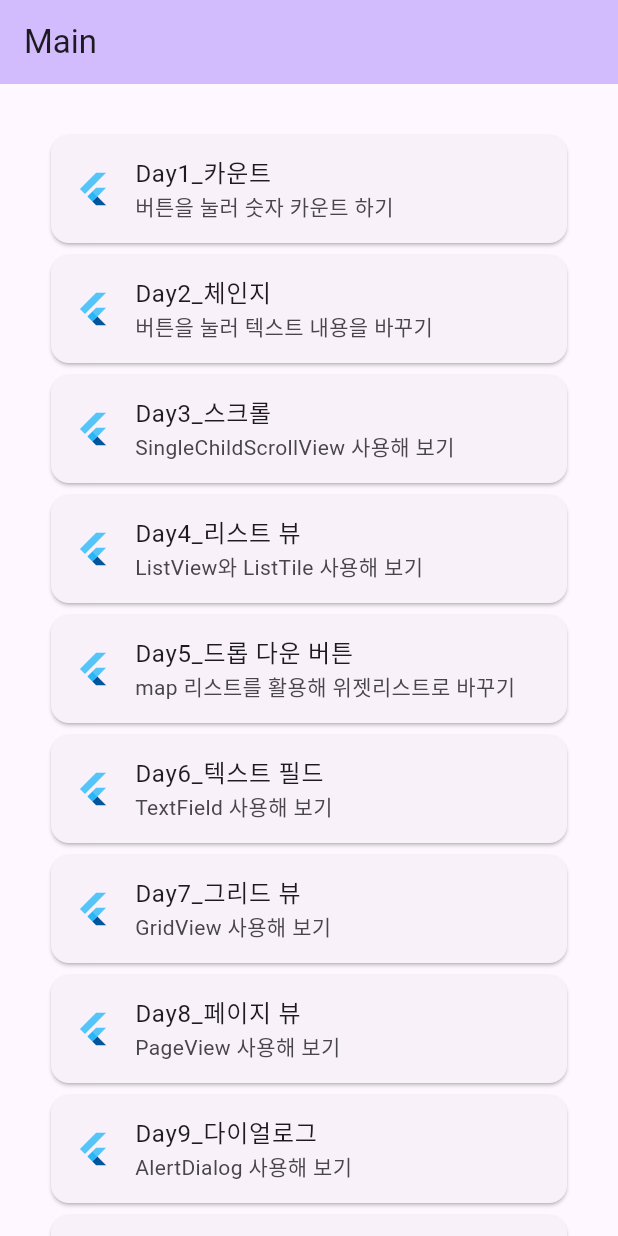
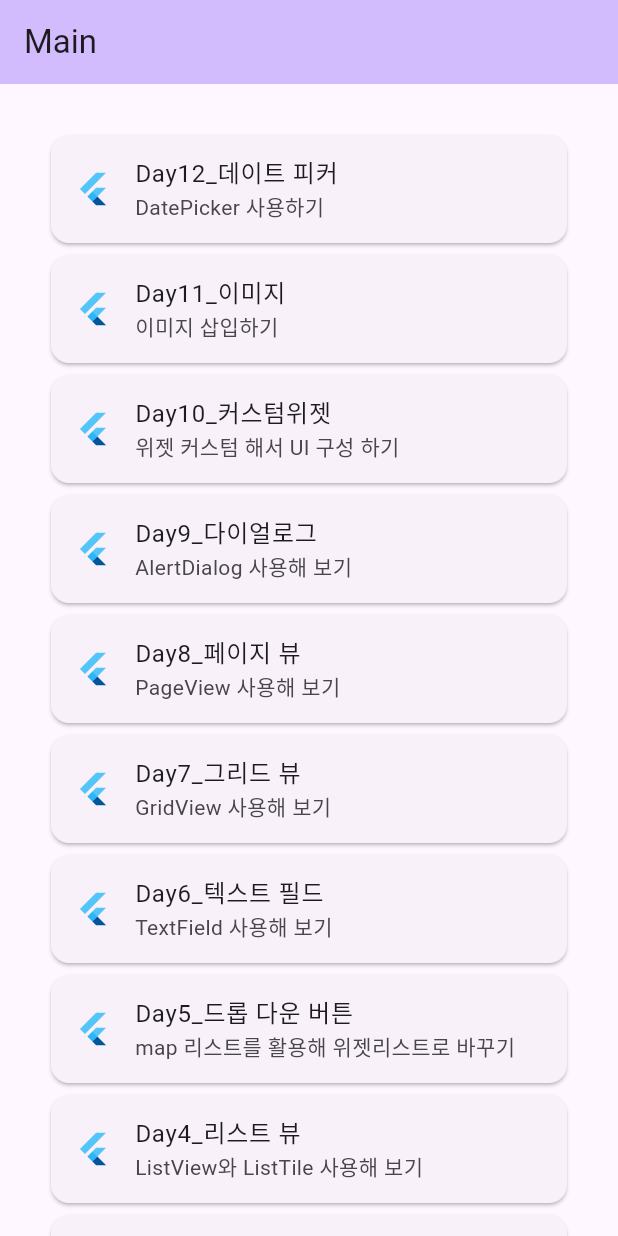
Before and after one commit to junselee42/flutter_study, a Flutter app: the screen it shows after launch, on a phone screen of 412 x 824 dp. Run offline on Flutter 3.47's test engine with Material 2 defaults, Android fonts, the phone set to English and light mode, and no system bars.

Commit message:
update: updated ex11 -데이트 웨젯으로 선택한 날짜 표시하기

```diff
--- a/lib/main.dart
+++ b/lib/main.dart
@@ -55,11 +55,110 @@ class _MyHomePageState extends State<MyHomePage> {
           Card(
             child: ListTile(
               leading: const FlutterLogo(),
-              title: const Text('Day1_카운트'),
-              subtitle: const Text('버튼을 눌러 숫자 카운트 하기'),
+              title: const Text('Day12_데이트 피커'),
+              subtitle: const Text('DatePicker 사용하기'),
               hoverColor: Colors.purple,
               onTap: () {
-                Navigator.of(context).pushNamed('/first');
+                Navigator.of(context).pushNamed('/twelfth');
+              },
+            ),
+          ),
+          Card(
+            child: ListTile(
+              leading: const FlutterLogo(),
+              title: const Text('Day11_이미지'),
+              subtitle: const Text('이미지 삽입하기'),
+              hoverColor: Colors.purple,
+              onTap: () {
+                Navigator.of(context).pushNamed('/eleventh');
+              },
+            ),
+          ),
+          Card(
+            child: ListTile(
+              leading: const FlutterLogo(),
+              title: const Text('Day10_커스텀위젯'),
+              subtitle: const Text('위젯 커스텀 해서 UI 구성 하기'),
+              hoverColor: Colors.purple,
+              onTap: () {
+                Navigator.of(context).pushNamed('/tenth');
+              },
+            ),
+          ),
+          Card(
+            child: ListTile(
+              leading: const FlutterLogo(),
+              title: const Text('Day9_다이얼로그'),
+              subtitle: const Text('AlertDialog 사용해 보기'),
+              hoverColor: Colors.purple,
+              onTap: () {
+                Navigator.of(context).pushNamed('/ninth');
+              },
+            ),
+          ),
+          Card(
+            child: ListTile(
+              leading: const FlutterLogo(),
+              title: const Text('Day8_페이지 뷰'),
+              subtitle: const Text('PageView 사용해 보기'),
+              hoverColor: Colors.purple,
+              onTap: () {
+                Navigator.of(context).pushNamed('/eighth');
+              },
+            ),
+          ),
+          Card(
+            child: ListTile(
+              leading: const FlutterLogo(),
+              title: const Text('Day7_그리드 뷰 '),
+              subtitle: const Text('GridView 사용해 보기'),
+              hoverColor: Colors.purple,
+              onTap: () {
+                Navigator.of(context).pushNamed('/seventh');
+              },
+            ),
+          ),
+          Card(
+            child: ListTile(
+              leading: const FlutterLogo(),
+              title: const Text('Day6_텍스트 필드'),
+              subtitle: const Text('TextField 사용해 보기'),
+              hoverColor: Colors.purple,
+              onTap: () {
+                Navigator.of(context).pushNamed('/sixth');
+              },
+            ),
+          ),
+          Card(
+            child: ListTile(
+              leading: const FlutterLogo(),
+              title: const Text('Day5_드롭 다운 버튼'),
+              subtitle: const Text('map 리스트를 활용해 위젯리스트로 바꾸기'),
+              hoverColor: Colors.purple,
+              onTap: () {
+                Navigator.of(context).pushNamed('/fifth');
+              },
+            ),
+          ),
+          Card(
+            child: ListTile(
+              leading: const FlutterLogo(),
+              title: const Text('Day4_리스트 뷰'),
+              subtitle: const Text('ListView와 ListTile 사용해 보기'),
+              hoverColor: Colors.purple,
+              onTap: () {
+                Navigator.of(context).pushNamed('/fourth');
+              },
+            ),
+          ),
+          Card(
+            child: ListTile(
+              leading: const FlutterLogo(),
+              title: const Text('Day3_스크롤'),
+              subtitle: const Text('SingleChildScrollView 사용해 보기'),
+              hoverColor: Colors.purple,
+              onTap: () {
+                Navigator.of(context).pushNamed('/third');
               },
             ),
           ),
@@ -77,102 +176,14 @@ class _MyHomePageState extends State<MyHomePage> {
           Card(
             child: ListTile(
               leading: const FlutterLogo(),
-              title: const Text('Day3_스크롤'),
-              subtitle: const Text('SingleChildScrollView 사용해 보기'),
+              title: const Text('Day1_카운트'),
+              subtitle: const Text('버튼을 눌러 숫자 카운트 하기'),
               hoverColor: Colors.purple,
               onTap: () {
-                Navigator.of(context).pushNamed('/third');
+                Navigator.of(context).pushNamed('/first');
               },
             ),
           ),
-          Card(
-            child: ListTile(
-              leading: const FlutterLogo(),
-              title: const Text('Day4_리스트 뷰'),
-              subtitle: const Text('ListView와 ListTile 사용해 보기'),
-              hoverColor: Colors.purple,
-              onTap: () {
-                Navigator.of(context).pushNamed('/fourth');
-              },
-            ),
-          ),
-          Card(
-            child: ListTile(
-              leading: const FlutterLogo(),
-              title: const Text('Day5_드롭 다운 버튼'),
-              subtitle: const Text('map 리스트를 활용해 위젯리스트로 바꾸기'),
-              hoverColor: Colors.purple,
-              onTap: () {
-                Navigator.of(context).pushNamed('/fifth');
-              },
-            ),
-          ),
-          Card(
-            child: ListTile(
-              leading: const FlutterLogo(),
-              title: const Text('Day6_텍스트 필드'),
-              subtitle: const Text('TextField 사용해 보기'),
-              hoverColor: Colors.purple,
-              onTap: () {
-                Navigator.of(context).pushNamed('/sixth');
-              },
-            ),
-          ),
-          Card(
-            child: ListTile(
-              leading: const FlutterLogo(),
-              title: const Text('Day7_그리드 뷰 '),
-              subtitle: const Text('GridView 사용해 보기'),
-              hoverColor: Colors.purple,
-              onTap: () {
-                Navigator.of(context).pushNamed('/seventh');
-              },
-            ),
-          ),
-          Card(
-            child: ListTile(
-              leading: const FlutterLogo(),
-              title: const Text('Day8_페이지 뷰'),
-              subtitle: const Text('PageView 사용해 보기'),
-              hoverColor: Colors.purple,
-              onTap: () {
-                Navigator.of(context).pushNamed('/eighth');
-              },
-            ),
-          ),
-          Card(
-            child: ListTile(
-              leading: const FlutterLogo(),
-              title: const Text('Day9_다이얼로그'),
-              subtitle: const Text('AlertDialog 사용해 보기'),
-              hoverColor: Colors.purple,
-              onTap: () {
-                Navigator.of(context).pushNamed('/ninth');
-              },
-            ),
-          ),
-          Card(
-            child: ListTile(
-              leading: const FlutterLogo(),
-              title: const Text('Day10_커스텀위젯'),
-              subtitle: const Text('위젯 커스텀 해서 UI 구성 하기'),
-              hoverColor: Colors.purple,
-              onTap: () {
-                Navigator.of(context).pushNamed('/tenth');
-              },
-            ),
-          ),
-          Card(
-            child: ListTile(
-              leading: const FlutterLogo(),
-              title: const Text('Day11_이미지'),
-              subtitle: const Text('이미지 삽입하기'),
-              hoverColor: Colors.purple,
-              onTap: () {
-                Navigator.of(context).pushNamed('/eleventh');
-              },
-            ),
-          )
         ],
       ),
     );
--- a/lib/router/pages/nine.dart
+++ b/lib/router/pages/nine.dart
@@ -50,6 +50,7 @@ class _NinePageState extends State<NinePage> {
           },
           child: const Text('다이얼로그 열기'),
         ),
-        ));
+      ),
+    );
   }
 }
--- a/lib/router/router.dart
+++ b/lib/router/router.dart
@@ -11,6 +11,7 @@ import 'package:flutter00/router/pages/eight.dart';
 import 'package:flutter00/router/pages/nine.dart';
 import 'package:flutter00/router/pages/ten.dart';
 import 'package:flutter00/router/pages/eleven.dart';
+import 'package:flutter00/router/pages/twelve.dart';
 
 final routes = {
   '/': (BuildContext context) => const MyHomePage(title: "Main"),
@@ -25,4 +26,5 @@ final routes = {
   '/ninth': (BuildContext context) => const NinePage(),
   '/tenth': (BuildContext context) => const TenPage(),
   '/eleventh': (BuildContext context) => const ElevenPage(),
+  '/twelfth': (BuildContext context) => const TwelvePage(),
 };
```
Also changed, not shown: lib/router/pages/twelve.dart (added, +49 -0 lines). Lines whose indentation alone changed are shown as unchanged.
